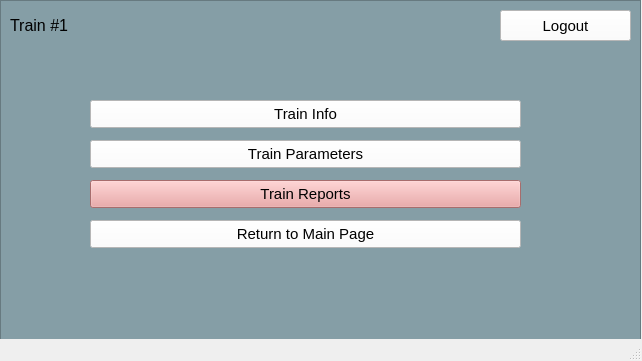
Old version of the form src/UI/TrainModel/Train_Menu.ui in the repository aet37/ECE1140-Project.
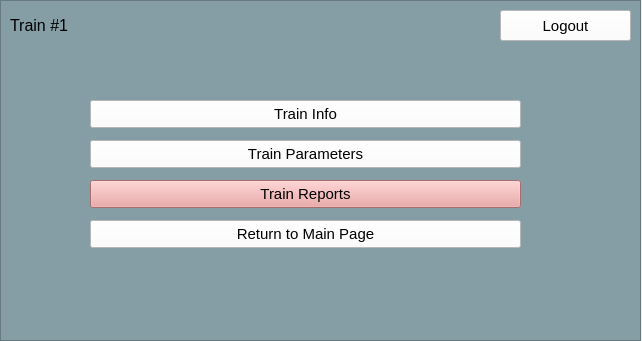
New version of the form.

What changed in the file:
```diff
--- a/src/UI/TrainModel/Train_Menu.ui
+++ b/src/UI/TrainModel/Train_Menu.ui
@@ -7,7 +7,7 @@
     <x>0</x>
     <y>0</y>
     <width>642</width>
-    <height>361</height>
+    <height>341</height>
    </rect>
   </property>
   <property name="windowTitle">
@@ -213,7 +213,6 @@
    <zorder>return_button</zorder>
    <zorder>train_reports_button</zorder>
   </widget>
-  <widget class="QStatusBar" name="statusbar"/>
  </widget>
  <resources/>
  <connections/>
```
